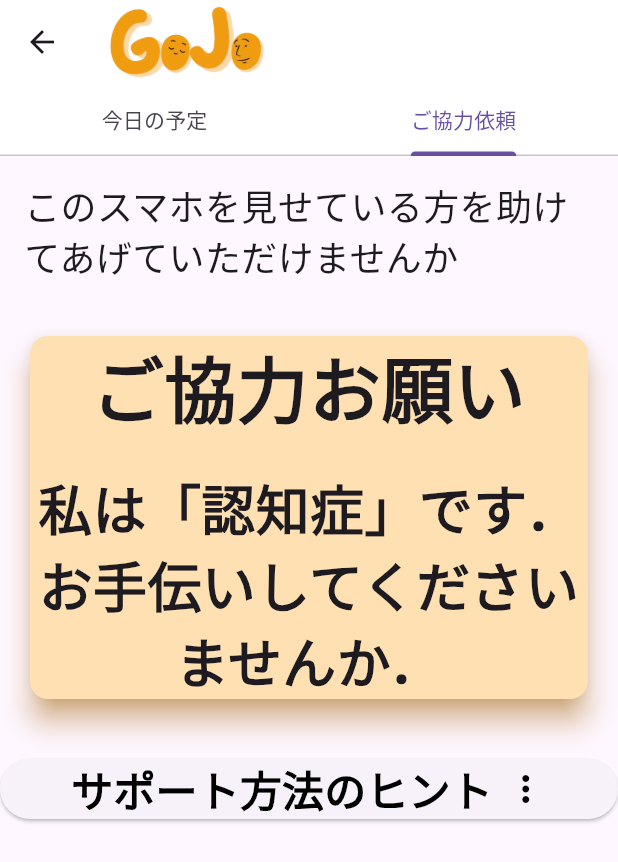
After one commit to nabe33/Gojo2024, a Flutter app: the Placeholder screen opened directly, on a phone screen of 412 x 824 dp. The commit adds this screen. Shown: the top 862 px of the screen. Run offline on Flutter 3.47's test engine with Material 3 defaults, Android fonts, the phone set to English and light mode, and no system bars; our stand-ins replace audioplayers, cloud_firestore, firebase_auth, firebase_core, vibration; accounts and stored records are empty; generated files the repository leaves out were written again.

Commit message:
finish 2tabs help:fixed page

```diff
--- /dev/null
+++ b/lib/fixed_supports/support1.dart
@@ -0,0 +1,134 @@
+import 'package:flutter/material.dart';
+import 'support_hint.dart';
+// サポートを求める場合
+
+class Support1Page extends StatelessWidget {
+  const Support1Page({super.key});
+
+  @override
+  Widget build(BuildContext context) {
+    return const Placeholder();
+  }
+}
+
+class Placeholder extends StatelessWidget {
+  const Placeholder({super.key});
+
+  @override
+  Widget build(BuildContext context) {
+    return DefaultTabController(
+        initialIndex: 1,
+        length: 2,
+        child: Scaffold(
+          appBar: AppBar(
+            backgroundColor: Colors.white,
+            title: Column(
+              mainAxisAlignment: MainAxisAlignment.center,
+              children: [
+                Image.asset('assets/images/GOJO.png', height: 50),
+              ],
+            ),
+            bottom: TabBar(
+              tabs: <Widget>[
+                Tab(
+                  text: '今日の予定',
+                ),
+                Tab(
+                  text: 'ご協力依頼',
+                ),
+              ],
+            ),
+          ),
+          // Body-----------------------------
+          body: TabBarView(
+            children: <Widget>[
+              // 今日の予定Tab
+              Center(
+                child: ElevatedButton(
+                    onPressed: () {},
+                    child: Row(
+                      mainAxisSize: MainAxisSize.min,
+                      children: [
+                        Icon(Icons.add),
+                        SizedBox(width: 8),
+                        Text(
+                          "やりたいことを追加",
+                          style: TextStyle(fontWeight: FontWeight.bold),
+                        )
+                      ],
+                    )),
+              ),
+              // ご協力依頼Tab ********************************
+              ListView(
+                children: [
+                  SizedBox(
+                    child: Container(
+                      padding: EdgeInsets.all(16),
+                      child: Text('このスマホを見せている方を助けてあげていただけませんか',
+                          style: TextStyle(fontSize: 24)),
+                    ),
+                  ),
+                  Padding(
+                      padding: const EdgeInsets.all(16.0),
+                      child: Card.filled(
+                        color: Colors.orange[100],
+                        shadowColor: Colors.orange,
+                        elevation: 8,
+                        child: Column(
+                          mainAxisSize: MainAxisSize.min,
+                          mainAxisAlignment:
+                              MainAxisAlignment.center, // 縦方向にセンタリング
+                          children: <Widget>[
+                            const Text(
+                              'ご協力お願い',
+                              textAlign: TextAlign.center, // タイトルを中央揃え
+                              style: TextStyle(
+                                fontSize: 48,
+                                fontWeight: FontWeight.bold,
+                              ),
+                            ),
+                            const SizedBox(height: 20), // タイトルとサブタイトルの間にスペースを追加
+                            const Text(
+                              '私は「認知症」です．お手伝いしてくださいませんか．',
+                              textAlign: TextAlign.center, // サブタイトルを中央揃え
+                              style: TextStyle(
+                                fontSize: 36,
+                                fontWeight: FontWeight.bold,
+                              ),
+                            ),
+                          ],
+                        ),
+                      )),
+                  SizedBox(height: 16),
+                  ElevatedButton(
+                      onPressed: () {
+                        Navigator.push(
+                          context,
+                          MaterialPageRoute(
+                              builder: (context) => SupportHintPage()),
+                        );
+                      },
+                      child: Row(
+                        mainAxisAlignment:
+                            MainAxisAlignment.center, // アイコンとテキストを中央揃え
+                        children: [
+                          Text(
+                            'サポート方法のヒント',
+                            style: TextStyle(
+                              fontWeight: FontWeight.bold,
+                              fontSize: 28,
+                              color: Colors.black,
+                            ),
+                          ),
+                          SizedBox(width: 8), // アイコンとテキストの間の余白
+                          Icon(Icons.more_vert,
+                              size: 28, color: Colors.black), // 挿入するアイコン
+                        ],
+                      )),
+                ],
+              ),
+            ],
+          ),
+        ));
+  }
+}
```
Also changed, not shown: lib/fixed_supports/support_hint.dart (added, +140 -0 lines), lib/tabs_top.dart (+10 -0 lines).
